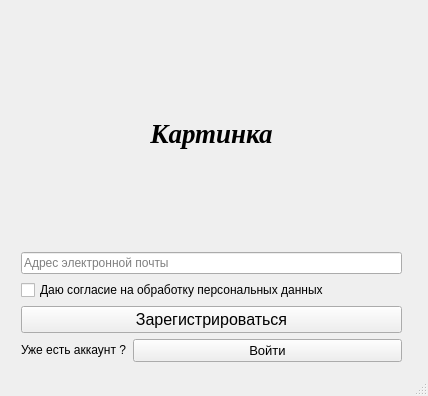
The window that data/etc/Registr.ui (Substance-live/Train_application) describes before a commit, drawn with Qt 5.
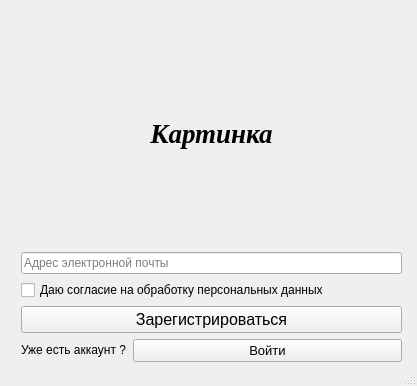
The same window after the commit.

What changed in the file:
```diff
--- a/data/etc/Registr.ui
+++ b/data/etc/Registr.ui
@@ -6,8 +6,8 @@
    <rect>
     <x>0</x>
     <y>0</y>
-    <width>428</width>
-    <height>396</height>
+    <width>417</width>
+    <height>386</height>
    </rect>
   </property>
   <property name="windowTitle">
```
Left out of the diff: 8 changed lines with no effect on the pictures.
